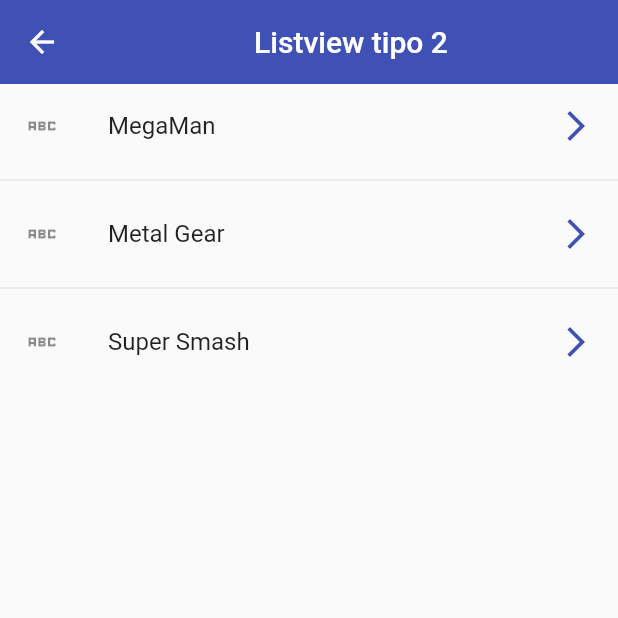
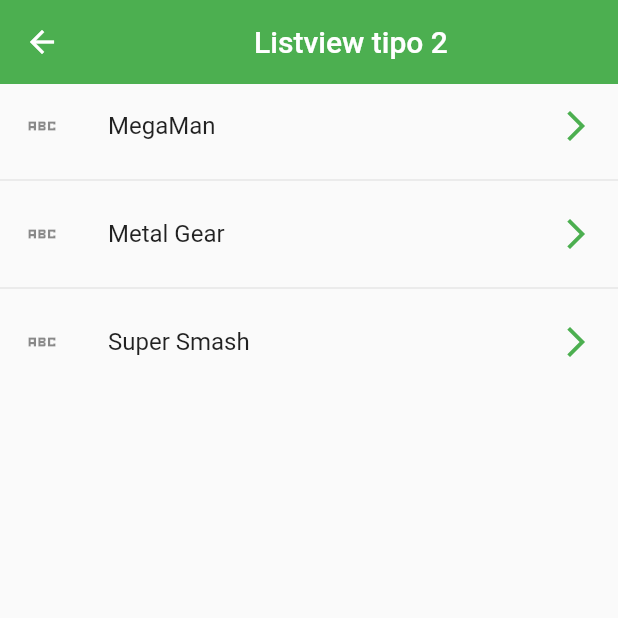
Before and after one commit to MarcosCM2000/componentes_app, a Flutter app: the ListView2Screen screen opened by its route, on a phone screen of 412 x 824 dp, the top half of it. Run offline on Flutter 3.47's test engine with Material 2 defaults, Android fonts, the phone set to English and light mode, and no system bars.

Commit message:
tema global de aplicacion

```diff
--- a/lib/main.dart
+++ b/lib/main.dart
@@ -1,6 +1,7 @@
 import 'package:flutter/material.dart';
 
 import 'package:componentes_app/router/app_routes.dart';
+import 'package:componentes_app/theme/app_theme.dart';
 
 void main() {
   runApp(const MyApp());
@@ -15,9 +16,7 @@ class MyApp extends StatelessWidget {
     return MaterialApp(
       debugShowCheckedModeBanner: false,
       title: 'Flutter Demo',
-      theme: ThemeData(
-        primarySwatch: Colors.blue,
-      ),
+      theme: AppTheme.lightTheme,
       initialRoute: AppRoutes.initialRoute,
       routes: AppRoutes.getAppRoutes(),
       onGenerateRoute: AppRoutes.onGenerateRoute,
--- a/lib/router/app_routes.dart
+++ b/lib/router/app_routes.dart
@@ -8,6 +8,11 @@ class AppRoutes {
 
   static final menuOptions = <MenuOption>[
     //  TODO: borrar home
+    MenuOption(
+        route: 'home',
+        icon: Icons.tv_sharp,
+        name: 'Home Screen',
+        screen: const HomeScreen()),
     MenuOption(
         route: 'listview1',
         icon: Icons.list_alt_sharp,
--- a/lib/screens/home_screen.dart
+++ b/lib/screens/home_screen.dart
@@ -1,6 +1,7 @@
 import 'package:flutter/material.dart';
 
 import 'package:componentes_app/router/app_routes.dart';
+import 'package:componentes_app/theme/app_theme.dart';
 
 class HomeScreen extends StatelessWidget {
   const HomeScreen({Key? key}) : super(key: key);
@@ -12,13 +13,12 @@ class HomeScreen extends StatelessWidget {
           title: const Center(
             child: Text('Componentes en flutter'),
           ),
-          elevation: 0,
         ),
         body: ListView.separated(
             itemBuilder: ((context, index) => ListTile(
                   leading: Icon(
                     AppRoutes.menuOptions[index].icon,
-                    color: Colors.indigo,
+                    color: AppTheme.primary,
                   ),
                   title: Text(AppRoutes.menuOptions[index].name),
                   onTap: () {
--- a/lib/screens/listview2_screen.dart
+++ b/lib/screens/listview2_screen.dart
@@ -1,4 +1,6 @@
 import 'package:flutter/material.dart';
+
+import 'package:componentes_app/theme/app_theme.dart';
 
 class ListView2Screen extends StatelessWidget {
   const ListView2Screen({Key? key}) : super(key: key);
@@ -12,8 +14,6 @@ class ListView2Screen extends StatelessWidget {
         title: const Center(
           child: Text('Listview tipo 2'),
         ),
-        elevation: 0,
-        backgroundColor: Colors.indigo,
       ),
       body: ListView.separated(
           itemBuilder: ((_, index) => ListTile(
@@ -21,7 +21,7 @@ class ListView2Screen extends StatelessWidget {
                 title: Text(options[index]),
                 trailing: const Icon(
                   Icons.arrow_forward_ios_sharp,
-                  color: Colors.indigo,
+                  color: AppTheme.primary,
                 ),
                 onTap: () {
                   final game = options[index];
--- /dev/null
+++ b/lib/theme/app_theme.dart
@@ -0,0 +1,12 @@
+import 'package:flutter/material.dart';
+
+class AppTheme {
+  static const Color primary = Colors.green;
+  static final ThemeData lightTheme = ThemeData.light().copyWith(
+      primaryColor: primary,
+      appBarTheme: const AppBarTheme(color: primary, elevation: 0));
+  static final ThemeData darkTheme = ThemeData.dark().copyWith(
+      primaryColor: primary,
+      appBarTheme: const AppBarTheme(color: primary, elevation: 0),
+      scaffoldBackgroundColor: Colors.black);
+}
```
